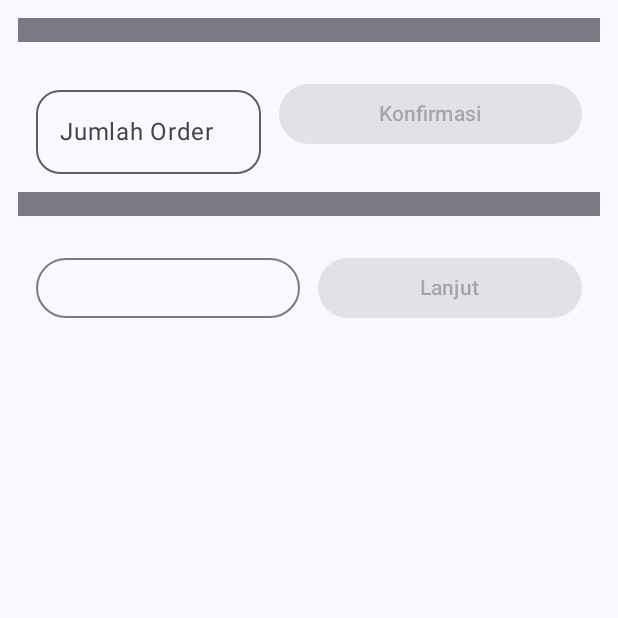
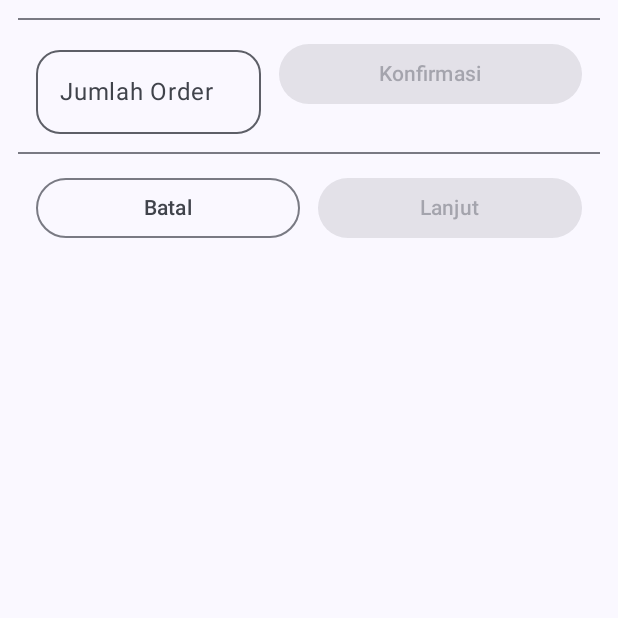
Before and after one commit to cihuyyama/106_NavigationWithData, an Android app built with Jetpack Compose: the composable HalamanSatu called with empty values, on a phone screen of 412 x 824 dp, the top half of it. Run offline under Robolectric (Android 15) with nearby library versions, the phone set to English and light mode, and no system bars.

Commit message:
fix divider

```diff
--- a/app/src/main/java/com/example/esjumbo/HalamanSatu.kt
+++ b/app/src/main/java/com/example/esjumbo/HalamanSatu.kt
@@ -77,11 +77,7 @@ fun HalamanSatu(
                     Text(item)
                 }
             }
-            Divider(
-                thickness = dimensionResource(R.dimen.large),
-                modifier = Modifier
-                    .padding(bottom = dimensionResource(R.dimen.medium))
-            )
+            Divider()
 
             Row (
                 modifier = Modifier
@@ -117,11 +113,7 @@ fun HalamanSatu(
                 }
             }
 
-            Divider(
-                thickness = dimensionResource(R.dimen.large),
-                modifier = Modifier
-                    .padding(bottom = dimensionResource(R.dimen.medium))
-            )
+            Divider()
 
             Row (
                 modifier = Modifier
@@ -136,7 +128,7 @@ fun HalamanSatu(
                     modifier = Modifier
                         .weight(1f)
                 ) {
-
+                    Text(text = "Batal")
                 }
 
                 Button(
--- a/app/src/main/java/com/example/esjumbo/MainActivity.kt
+++ b/app/src/main/java/com/example/esjumbo/MainActivity.kt
@@ -22,7 +22,7 @@ class MainActivity : ComponentActivity() {
                     modifier = Modifier.fillMaxSize(),
                     color = MaterialTheme.colorScheme.background
                 ) {
-                    Greeting("Android")
+                    EsJumboApp()
                 }
             }
         }
```
Also changed, not shown: app/src/main/java/com/example/esjumbo/HalamanDua.kt (+5 -4 lines).
